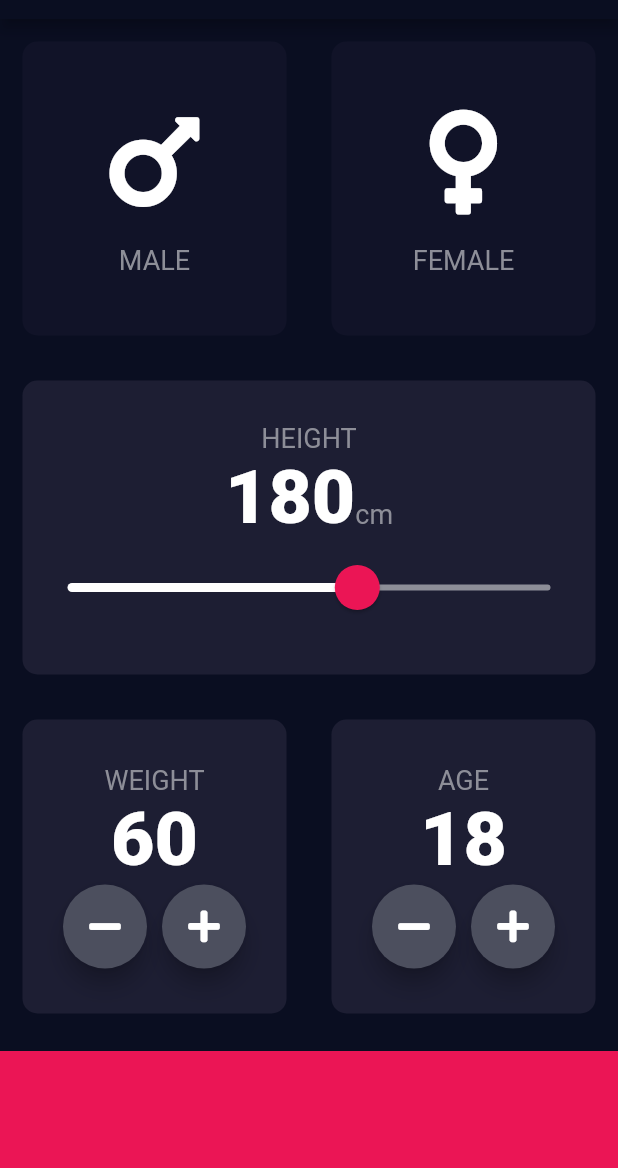
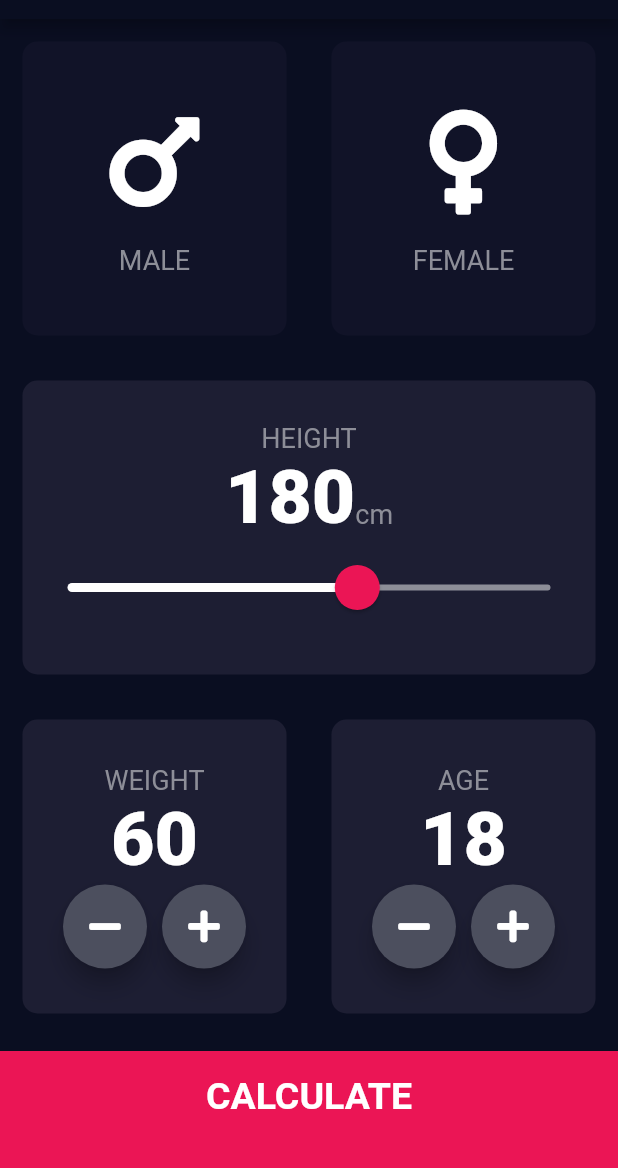
Before and after one commit to ntk-nguyen/bmi-calculator-flutter, a Flutter app: the screen it shows after launch, on a phone screen of 412 x 824 dp, the part 65-1233 px from its top. Run offline on Flutter 3.47's test engine with Material 2 defaults, Android fonts, the phone set to English and light mode, and no system bars; our stand-ins replace font_awesome_flutter.

Commit message:
Finalize BMI calculator

```diff
--- /dev/null
+++ b/lib/components/bottom_button.dart
@@ -0,0 +1,28 @@
+import 'package:flutter/material.dart';
+import 'package:bmi_calculator/constants.dart';
+
+class BottomButton extends StatelessWidget {
+
+  BottomButton({@required this.title, this.onTap});
+
+  final String title;
+  final Function onTap;
+
+  @override
+  Widget build(BuildContext context) {
+    return GestureDetector(
+      onTap: onTap,
+      child: Container(
+        child: Center(
+          child: Text(title,
+              style: largeButtonTextStyle),
+        ),
+        color: bottomContainerColor,
+        margin: EdgeInsets.only(top: 10.0),
+        padding: EdgeInsets.only(bottom: 20.0),
+        width: double.infinity,
+        height: bottomContainerHeight,
+      ),
+    );
+  }
+}
--- a/lib/reusable_card.dart
+++ b/lib/components/reusable_card.dart
@@ -1,10 +1,10 @@
 import 'package:flutter/material.dart';
-import 'constants.dart';
+import 'package:bmi_calculator/constants.dart';
 
 
 class IconContent extends StatelessWidget {
 
-  IconContent({this.icon, this.text});
+  IconContent({@required this.icon, this.text});
 
   final String text;
   final IconData icon;
--- /dev/null
+++ b/lib/components/round_icon_button.dart
@@ -0,0 +1,26 @@
+import 'package:flutter/material.dart';
+import 'package:bmi_calculator/constants.dart';
+
+class RoundIconButton extends StatelessWidget {
+
+  RoundIconButton({this.icon, this.onPressed});
+
+  final IconData icon;
+
+  final Function onPressed;
+
+  @override
+  Widget build(BuildContext context) {
+    return RawMaterialButton(
+      child: Icon(icon),
+      onPressed: onPressed,
+      elevation: 6.0,
+      constraints: BoxConstraints.tightFor(
+        width: 56.0,
+        height: 56.0,
+      ),
+      shape: CircleBorder(),
+      fillColor: Color(0xFF4C4F5E),
+    );
+  }
+}
--- a/lib/main.dart
+++ b/lib/main.dart
@@ -1,5 +1,5 @@
 import 'package:flutter/material.dart';
-import 'input_page.dart';
+import 'package:bmi_calculator/screens/input_page.dart';
 
 void main() => runApp(BMICalculator());
 
--- a/lib/input_page.dart
+++ b/lib/screens/input_page.dart
@@ -1,8 +1,11 @@
 import 'package:flutter/material.dart';
 import 'package:font_awesome_flutter/font_awesome_flutter.dart';
-import 'reusable_card.dart';
-import 'constants.dart';
-
+import 'package:bmi_calculator/components/reusable_card.dart';
+import 'package:bmi_calculator/constants.dart';
+import 'result_page.dart';
+import 'package:bmi_calculator/components/bottom_button.dart';
+import 'package:bmi_calculator/components/round_icon_button.dart';
+import 'package:bmi_calculator/bmi_calculator.dart';
 
 enum Gender {
   male,
@@ -206,38 +209,21 @@ class _InputPageState extends State<InputPage> {
               ],
             ),
           ),
-          Container(
-            color: bottomContainerColor,
-            margin: EdgeInsets.only(top: 10.0),
-            width: double.infinity,
-            height: bottomContainerHeight,
+          BottomButton(
+            title: 'CALCULATE',
+            onTap: (){
+              BMICalculator calc = BMICalculator(weight: weight, height: height);
+              Navigator.push(context, MaterialPageRoute(builder: (context){
+                return ResultsPage(
+                  bmi: calc.calculateBMI(),
+                  result: calc.getResult(),
+                  interpretation: calc.getInterpretation(),
+                );
+              }));
+            },
           )
         ],
       )
     );
   }
 }
-
-class RoundIconButton extends StatelessWidget {
-
-  RoundIconButton({this.icon, this.onPressed});
-
-  final IconData icon;
-
-  final Function onPressed;
-
-  @override
-  Widget build(BuildContext context) {
-    return RawMaterialButton(
-      child: Icon(icon),
-      onPressed: onPressed,
-      elevation: 6.0,
-      constraints: BoxConstraints.tightFor(
-        width: 56.0,
-        height: 56.0,
-      ),
-      shape: CircleBorder(),
-      fillColor: Color(0xFF4C4F5E),
-    );
-  }
-}
```
Also changed, not shown: lib/bmi_calculator.dart (added, +37 -0 lines), lib/constants.dart (+25 -0 lines), lib/screens/result_page.dart (added, +71 -0 lines).
